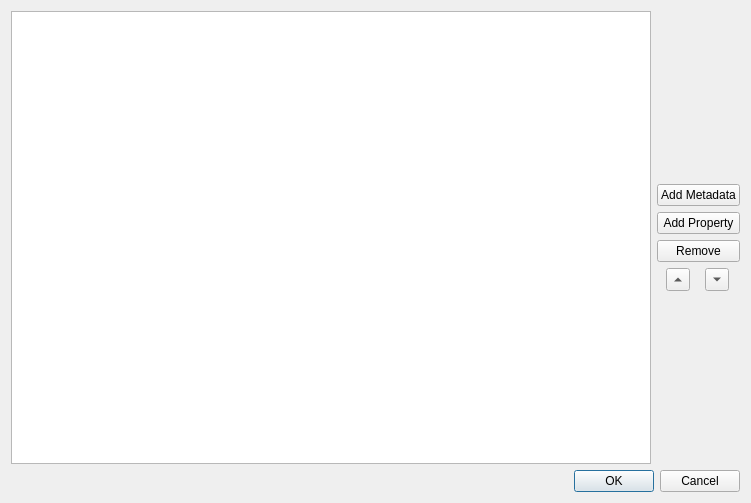
Before: the Qt Designer form src/Form_Files/MetaEditor.ui in Sigil-Ebook/Sigil, drawn with Qt 5.
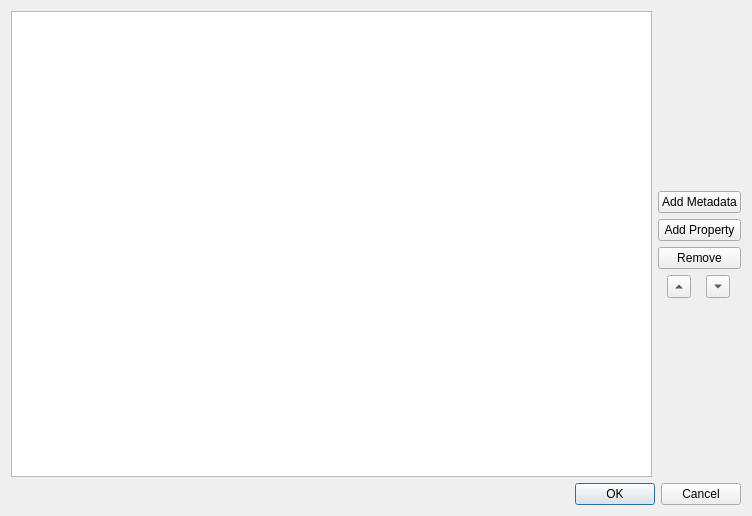
After: the same form once the commit is applied.

```diff
--- a/src/Form_Files/MetaEditor.ui
+++ b/src/Form_Files/MetaEditor.ui
@@ -6,8 +6,8 @@
    <rect>
     <x>0</x>
     <y>0</y>
-    <width>751</width>
-    <height>503</height>
+    <width>752</width>
+    <height>516</height>
    </rect>
   </property>
   <property name="sizePolicy">
```
Left out of the diff: 9 changed lines with no effect on the pictures. Lines whose indentation alone changed are shown as unchanged.
